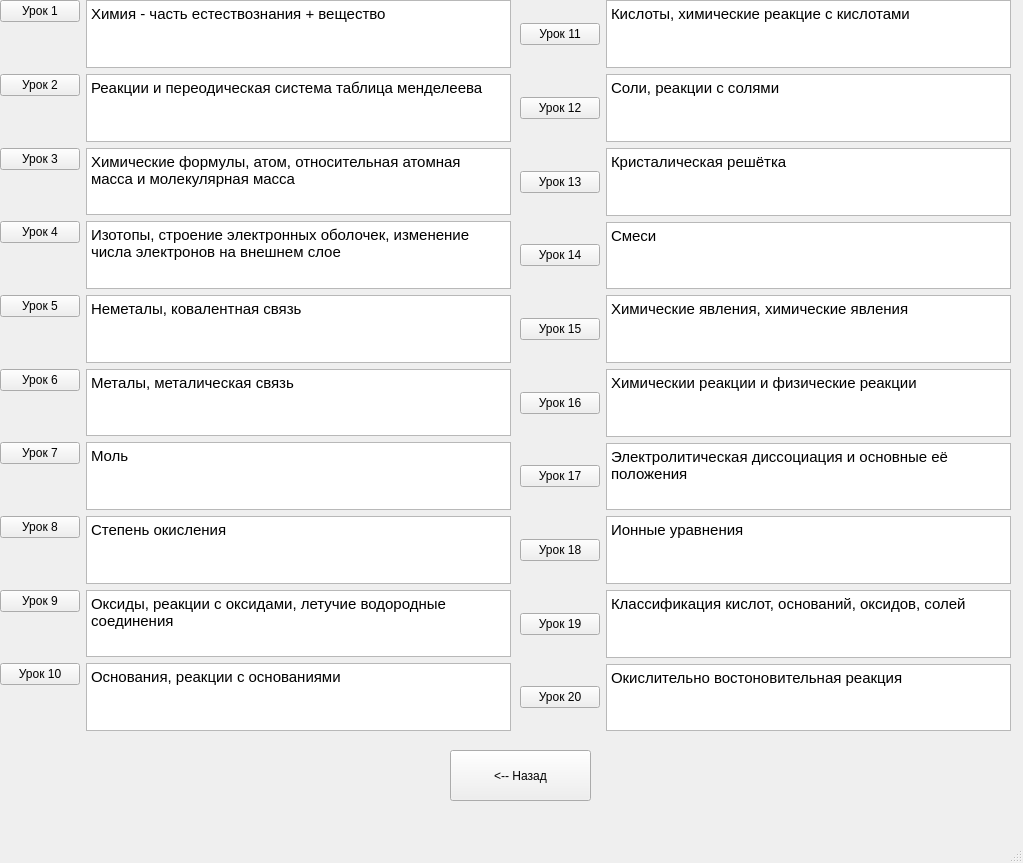
Qt form ui/Lessons.ui (saHyok/School_Project) before a commit.
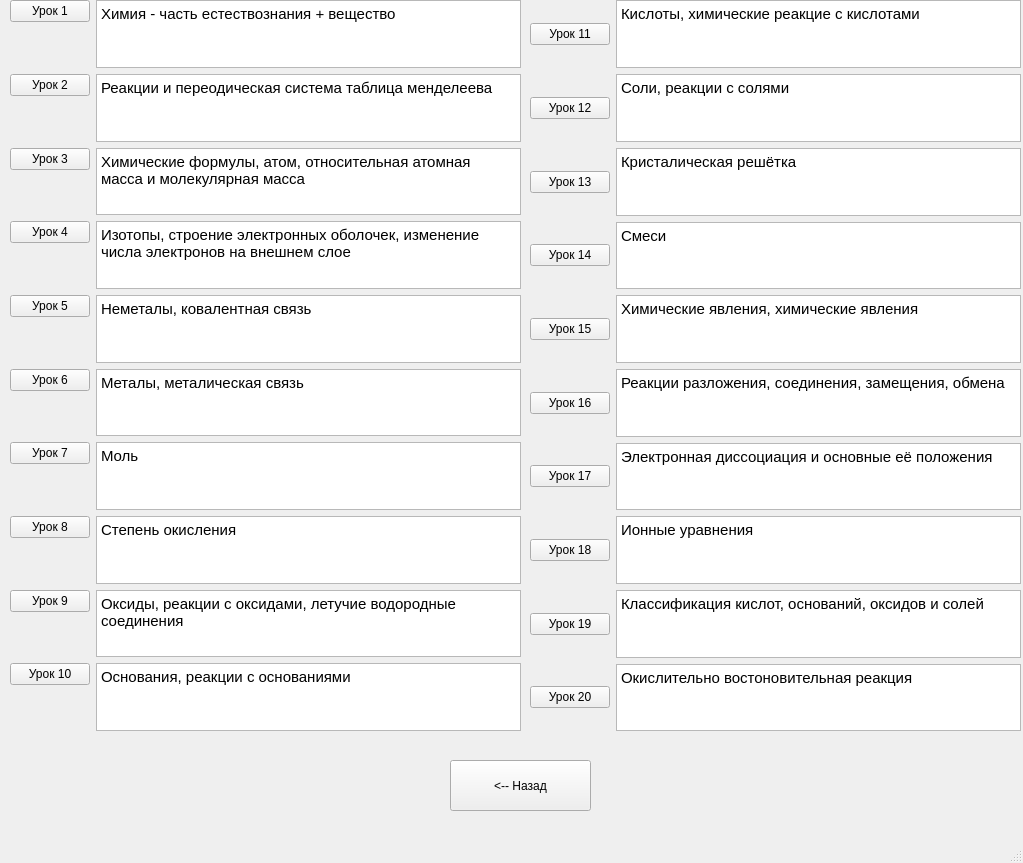
The same form after that commit.

```diff
--- a/ui/Lessons.ui
+++ b/ui/Lessons.ui
@@ -17,7 +17,7 @@
    <widget class="QWidget" name="layoutWidget">
     <property name="geometry">
      <rect>
-      <x>0</x>
+      <x>10</x>
       <y>0</y>
       <width>511</width>
       <height>731</height>
@@ -209,7 +209,7 @@
    <widget class="QWidget" name="layoutWidget">
     <property name="geometry">
      <rect>
-      <x>520</x>
+      <x>530</x>
       <y>0</y>
       <width>491</width>
       <height>731</height>
@@ -348,7 +348,7 @@
 &lt;html&gt;&lt;head&gt;&lt;meta name=&quot;qrichtext&quot; content=&quot;1&quot; /&gt;&lt;style type=&quot;text/css&quot;&gt;
 p, li { white-space: pre-wrap; }
 &lt;/style&gt;&lt;/head&gt;&lt;body style=&quot; font-family:'MS Shell Dlg 2'; font-size:7.8pt; font-weight:400; font-style:normal;&quot;&gt;
-&lt;p style=&quot; margin-top:0px; margin-bottom:0px; margin-left:0px; margin-right:0px; -qt-block-indent:0; text-indent:0px;&quot;&gt;&lt;span style=&quot; font-size:11pt;&quot;&gt;Химическии реакции и физические реакции&lt;/span&gt;&lt;/p&gt;&lt;/body&gt;&lt;/html&gt;</string>
+&lt;p style=&quot; margin-top:0px; margin-bottom:0px; margin-left:0px; margin-right:0px; -qt-block-indent:0; text-indent:0px;&quot;&gt;&lt;span style=&quot; font-size:11pt;&quot;&gt;Реакции разложения, соединения, замещения, обмена&lt;/span&gt;&lt;/p&gt;&lt;/body&gt;&lt;/html&gt;</string>
        </property>
       </widget>
      </item>
@@ -359,7 +359,7 @@
 &lt;html&gt;&lt;head&gt;&lt;meta name=&quot;qrichtext&quot; content=&quot;1&quot; /&gt;&lt;style type=&quot;text/css&quot;&gt;
 p, li { white-space: pre-wrap; }
 &lt;/style&gt;&lt;/head&gt;&lt;body style=&quot; font-family:'MS Shell Dlg 2'; font-size:7.8pt; font-weight:400; font-style:normal;&quot;&gt;
-&lt;p style=&quot; margin-top:0px; margin-bottom:0px; margin-left:0px; margin-right:0px; -qt-block-indent:0; text-indent:0px;&quot;&gt;&lt;span style=&quot; font-size:11pt;&quot;&gt;Электролитическая диссоциация и основные её положения&lt;/span&gt;&lt;/p&gt;&lt;/body&gt;&lt;/html&gt;</string>
+&lt;p style=&quot; margin-top:0px; margin-bottom:0px; margin-left:0px; margin-right:0px; -qt-block-indent:0; text-indent:0px;&quot;&gt;&lt;span style=&quot; font-size:11pt;&quot;&gt;Электронная диссоциация и основные её положения&lt;/span&gt;&lt;/p&gt;&lt;/body&gt;&lt;/html&gt;</string>
        </property>
       </widget>
      </item>
@@ -381,7 +381,7 @@
 &lt;html&gt;&lt;head&gt;&lt;meta name=&quot;qrichtext&quot; content=&quot;1&quot; /&gt;&lt;style type=&quot;text/css&quot;&gt;
 p, li { white-space: pre-wrap; }
 &lt;/style&gt;&lt;/head&gt;&lt;body style=&quot; font-family:'MS Shell Dlg 2'; font-size:7.8pt; font-weight:400; font-style:normal;&quot;&gt;
-&lt;p style=&quot; margin-top:0px; margin-bottom:0px; margin-left:0px; margin-right:0px; -qt-block-indent:0; text-indent:0px;&quot;&gt;&lt;span style=&quot; font-size:11pt;&quot;&gt;Классификация кислот, оснований, оксидов, солей&lt;/span&gt;&lt;/p&gt;&lt;/body&gt;&lt;/html&gt;</string>
+&lt;p style=&quot; margin-top:0px; margin-bottom:0px; margin-left:0px; margin-right:0px; -qt-block-indent:0; text-indent:0px;&quot;&gt;&lt;span style=&quot; font-size:11pt;&quot;&gt;Классификация кислот, оснований, оксидов и солей&lt;/span&gt;&lt;/p&gt;&lt;/body&gt;&lt;/html&gt;</string>
        </property>
       </widget>
      </item>
@@ -402,7 +402,7 @@
     <property name="geometry">
      <rect>
       <x>450</x>
-      <y>750</y>
+      <y>760</y>
       <width>141</width>
       <height>51</height>
      </rect>
```
